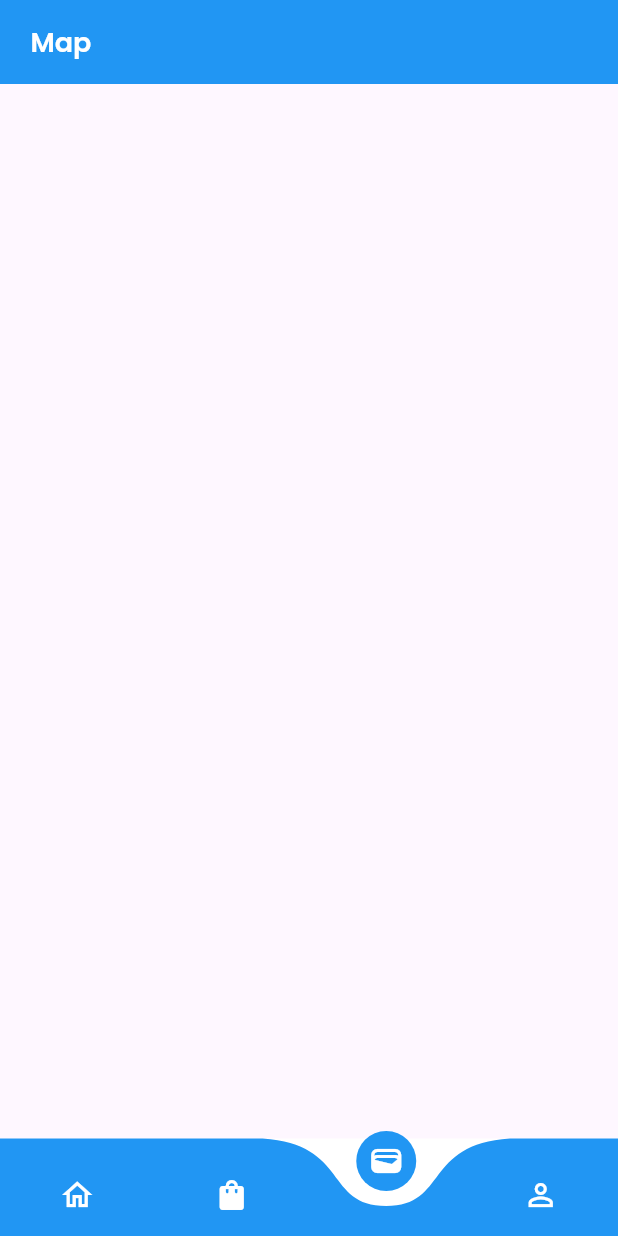
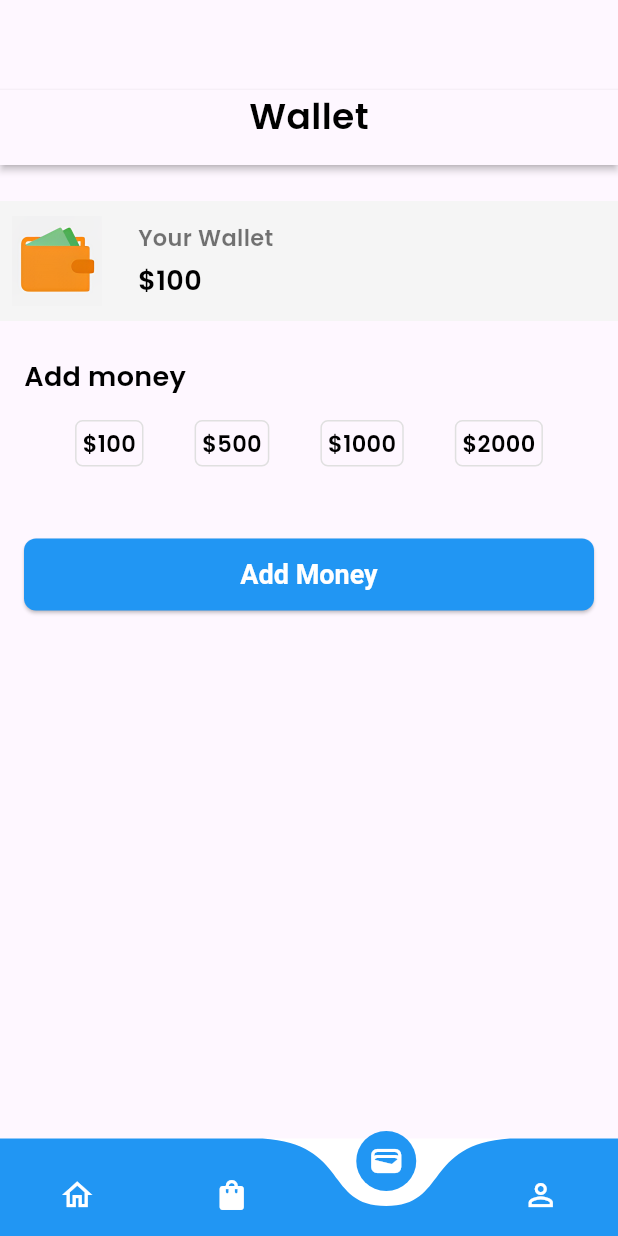
Before and after one commit to NadimDev/food_app, a Flutter app: the NavBar screen opened directly, item 3 of the bottom bar chosen, on a phone screen of 412 x 824 dp. Run offline on Flutter 3.47's test engine with Material 3 defaults, Android fonts, the phone set to English and light mode, and no system bars; drawn by our look-alikes of curved_navigation_bar; our stand-ins replace firebase_auth, firebase_core, google_sign_in, smooth_page_indicator; accounts and stored records are empty.

Commit message:
wallet page

```diff
--- a/lib/main.dart
+++ b/lib/main.dart
@@ -1,8 +1,7 @@
 import 'package:firebase_core/firebase_core.dart';
 import 'package:flutter/material.dart';
-import 'package:food_app/ui/model/onboarding_screen.dart';
+import 'package:food_app/ui/onboarding/onboarding_screen.dart';
 import 'package:food_app/ui/utils/color_file.dart';
-import 'package:food_app/ui/utils/elevated_button.dart';
 import 'package:food_app/ui/utils/inputDecoration_theme.dart';
 
 void main() async {
@@ -14,7 +13,6 @@ void main() async {
 class MyApp extends StatelessWidget {
   const MyApp({super.key});
 
-  // This widget is the root of your application.
   @override
   Widget build(BuildContext context) {
     return MaterialApp(
--- /dev/null
+++ b/lib/ui/auth/reset_password.dart
@@ -0,0 +1 @@
+// TODO Implement this library.
--- a/lib/ui/core/wallet.dart
+++ /dev/null
@@ -1,26 +0,0 @@
-import 'package:flutter/material.dart';
-import 'package:food_app/ui/utils/text_format.dart';
-class Wallet extends StatefulWidget {
-  const Wallet({super.key});
-
-  @override
-  State<Wallet> createState() => _WalletState();
-}
-
-class _WalletState extends State<Wallet> {
-
-
-  @override
-  Widget build(BuildContext context) {
-
-    return Scaffold(
-      appBar: AppBar(
-        backgroundColor: Colors.blue,
-        title: Text(
-          ' Map',
-          style: TextFile.header1TextStyle().copyWith(color: Colors.white),
-        ),
-      ),
-    );
-  }
-}
--- a/lib/ui/core/nav_bar.dart
+++ b/lib/ui/home/nav_bar.dart
@@ -1,8 +1,7 @@
-
 import 'package:flutter/material.dart';
-import 'package:food_app/ui/core/profile.dart';
 import 'package:curved_navigation_bar/curved_navigation_bar.dart';
-import 'package:food_app/ui/core/wallet.dart';
+import 'package:food_app/ui/home/profile.dart';
+import 'package:food_app/ui/home/wallet.dart';
 
 
 import 'home_screen.dart';
@@ -19,11 +18,11 @@ class NavBar extends StatefulWidget {
 class _NavBarState extends State<NavBar> {
   int currentIndex = 0;
 
-  final List<Widget> pages = [
-    const HomeScreen(),
-    const Order(),
-    const Wallet(),
-    const Profile(),
+  final List<Widget> pages = const [
+    HomeScreen(),
+    Order(),
+    Wallet(),
+    Profile(),
   ];
 
   @override
@@ -40,6 +39,7 @@ class _NavBarState extends State<NavBar> {
           Icon(Icons.wallet, color: Colors.white),
           Icon(Icons.person_outline, color: Colors.white),
         ],
+        index: currentIndex,
         onTap: (int index) {
           setState(
                 () {
--- /dev/null
+++ b/lib/ui/home/wallet.dart
@@ -0,0 +1,149 @@
+import 'package:flutter/material.dart';
+import 'package:food_app/ui/utils/text_format.dart';
+
+class Wallet extends StatefulWidget {
+  const Wallet({super.key});
+
+  @override
+  State<Wallet> createState() => _WalletState();
+}
+
+class _WalletState extends State<Wallet> {
+  @override
+  Widget build(BuildContext context) {
+    final Size size = MediaQuery.of(context).size;
+    return Scaffold(
+      body: Container(
+        margin: EdgeInsets.only(top: 60),
+        child: Column(
+          crossAxisAlignment: CrossAxisAlignment.start,
+          spacing: 24,
+          children: [
+            Material(
+              elevation: 2.0,
+              child: Container(
+                padding: const EdgeInsets.only(bottom: 16),
+                child: Center(
+                  child: Text(
+                    'Wallet',
+                    style: TextFile.headerTextStyle(),
+                  ),
+                ),
+              ),
+            ),
+            Container(
+              width: size.width,
+              height: 80,
+              decoration: BoxDecoration(color: Colors.grey.shade100),
+              child: Padding(
+                padding: const EdgeInsets.all(8.0),
+                child: Row(
+                  crossAxisAlignment: CrossAxisAlignment.center,
+                  spacing: 24,
+                  children: [
+                    Image.asset(
+                      'assets/images/wallet.png',
+                      height: 60,
+                      width: 60,
+                      fit: BoxFit.cover,
+                    ),
+                    Column(
+                      mainAxisAlignment: MainAxisAlignment.center,
+                      crossAxisAlignment: CrossAxisAlignment.start,
+                      spacing: 5,
+                      children: [
+                        Text(
+                          'Your Wallet',
+                          style: TextFile.header3Text()
+                              .copyWith(color: Colors.black54),
+                        ),
+                        Text(
+                          '\$100',
+                          style: TextFile.header1TextStyle(),
+                        ),
+                      ],
+                    ),
+                  ],
+                ),
+              ),
+            ),
+            Padding(
+              padding: const EdgeInsets.symmetric(horizontal: 16),
+              child: Column(
+                spacing: 16,
+                crossAxisAlignment: CrossAxisAlignment.start,
+                children: [
+                  Text(
+                    'Add money',
+                    style: TextFile.header1TextStyle(),
+                  ),
+                  Row(
+                    mainAxisAlignment: MainAxisAlignment.spaceEvenly,
+                    children: [
+                      Container(
+                        decoration: BoxDecoration(
+                          border: Border.all(color: Colors.grey.shade300),
+                          borderRadius: BorderRadius.circular(5),
+                        ),
+                        child: Padding(
+                          padding: const EdgeInsets.all(4.0),
+                          child: Text(
+                            '\$100',
+                            style: TextFile.header3Text(),
+                          ),
+                        ),
+                      ),
+                      Container(
+                        decoration: BoxDecoration(
+                          border: Border.all(color: Colors.grey.shade300),
+                          borderRadius: BorderRadius.circular(5),
+                        ),
+                        child: Padding(
+                          padding: const EdgeInsets.all(4.0),
+                          child: Text(
+                            '\$500',
+                            style: TextFile.header3Text(),
+                          ),
+                        ),
+                      ),
+                      Container(
+                        decoration: BoxDecoration(
+                          border: Border.all(color: Colors.grey.shade300),
+                          borderRadius: BorderRadius.circular(5),
+                        ),
+                        child: Padding(
+                          padding: const EdgeInsets.all(4.0),
+                          child: Text(
+                            '\$1000',
+                            style: TextFile.header3Text(),
+                          ),
+                        ),
+                      ),
+                      Container(
+                        decoration: BoxDecoration(
+                          border: Border.all(color: Colors.grey.shade300),
+                          borderRadius: BorderRadius.circular(5),
+                        ),
+                        child: Padding(
+                          padding: const EdgeInsets.all(4.0),
+                          child: Text(
+                            '\$2000',
+                            style: TextFile.header3Text(),
+                          ),
+                        ),
+                      ),
+                    ],
+                  ),
+                  SizedBox(
+                    height: 16,
+                  ),
+                  ElevatedButton(onPressed: () {}, child: Text('Add Money'))
+                ],
+              ),
+            ),
+          ],
+        ),
+      ),
+    );
+  }
+}
```
Also changed, not shown: lib/ui/auth/ForgotePass.dart (+29 -2 lines), lib/ui/auth/auth_controller.dart (+39 -2 lines), lib/ui/onboarding/onboarding_screen.dart (renamed from lib/ui/model/onboarding_screen.dart, +12 -10 lines), lib/ui/home/food_details.dart (renamed from lib/ui/core/food_details.dart), lib/ui/home/home_screen.dart (renamed from lib/ui/core/home_screen.dart), lib/ui/home/order.dart (renamed from lib/ui/core/order.dart), lib/ui/home/profile.dart (renamed from lib/ui/core/profile.dart).
